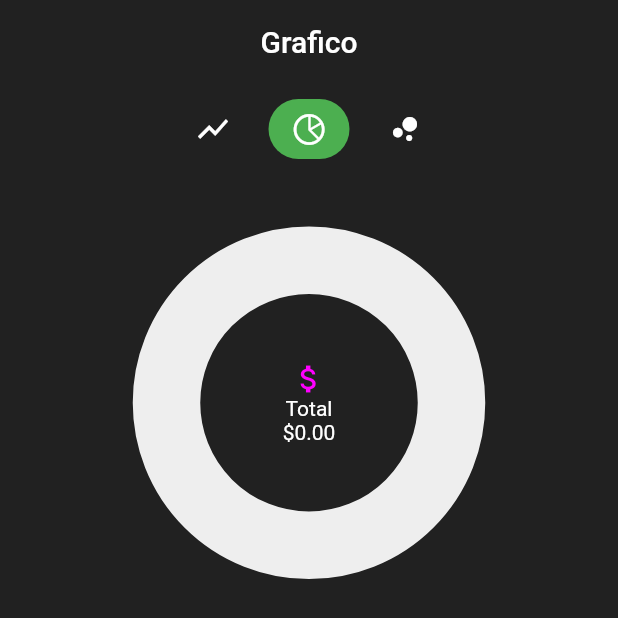
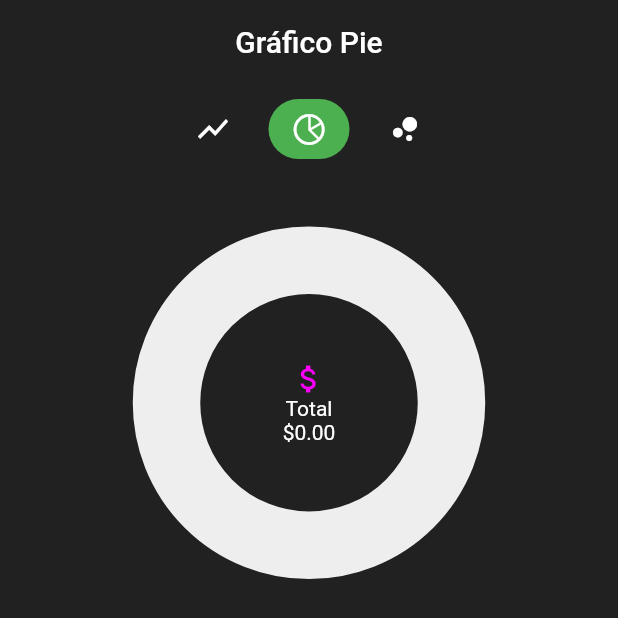
Before and after one commit to JesusZacarias/GastosAPP, a Flutter app: the screen it shows after launch, item 2 of the bottom bar chosen, on a phone screen of 412 x 824 dp, the top half of it. Run offline on Flutter 3.47's test engine with Material 2 defaults, Android fonts, the phone set to English and light mode, and no system bars; our stand-ins replace charts_flutter, flutter_slidable, flutter_speed_dial, fluttertoast, percent_indicator, sqflite; missing offline and left inert: flutter_material_color_picker; accounts and stored records are empty.

Commit message:
Listado por categorias. de talles por dia y por categoria

```diff
--- a/lib/main.dart
+++ b/lib/main.dart
@@ -1,5 +1,6 @@
 import 'package:exp_app/pages/add_expenses.dart';
 import 'package:exp_app/pages/categories_details.dart';
+import 'package:exp_app/pages/expenses_details.dart';
 import 'package:exp_app/pages/home_page.dart';
 import 'package:exp_app/providers/expenses_provider.dart';
 import 'package:exp_app/providers/ui_provider.dart';
@@ -62,6 +63,8 @@ class _MyAppState extends State<MyApp> {
         'home': (_) => const HomePage(),
         'add_expenses' : (_) => const AddExpenses(),
         'cat_details' : (_) => const CategoriesDetails(),
+        'exp_details' : (_) => const ExpensesDetails(),
+
       },
     );
   }
--- a/lib/pages/charts_page.dart
+++ b/lib/pages/charts_page.dart
@@ -1,21 +1,27 @@
+import 'package:exp_app/providers/ui_provider.dart';
 import 'package:exp_app/utils/constants.dart';
-import 'package:exp_app/widgets/charts_page_wt/chart_line.dart';
-import 'package:exp_app/widgets/charts_page_wt/chart_pie.dart';
-import 'package:exp_app/widgets/charts_page_wt/chart_scatterplot.dart';
 import 'package:exp_app/widgets/charts_page_wt/chart_selector.dart';
 import 'package:exp_app/widgets/charts_page_wt/chart_switch.dart';
+import 'package:exp_app/widgets/charts_page_wt/per_category_list.dart';
 import 'package:exp_app/widgets/charts_page_wt/per_day_list.dart';
 import 'package:flutter/material.dart';
+import 'package:provider/provider.dart';
 
 class ChartsPage extends StatelessWidget {
   const ChartsPage({super.key});
 
   @override
   Widget build(BuildContext context) {
+    final currentChart = context.watch<UIProvider>().selectedChart;
+    bool _isPerDay = false;
+    if(currentChart == 'Gráfico de Dispersión'
+    || currentChart == 'Gráfico Lineal') {
+      _isPerDay = true;
+    }
     return Scaffold(
       backgroundColor: Theme.of(context).primaryColorDark,
       appBar: AppBar(
-        title: Text('Grafico'),
+        title: Text(currentChart),
         centerTitle: true,
         elevation: 0.0,
       ),
@@ -51,7 +57,8 @@ class ChartsPage extends StatelessWidget {
               ),
             ),
           ),
-          const PerDayList(),
+          // const PerDayList(),
+           (_isPerDay) ? const PerDayList() : const PerCategoryList()
         ],
       ),
     );
```
Also changed, not shown: lib/pages/expenses_details.dart (+10 -2 lines), lib/widgets/charts_page_wt/per_category_list.dart (added, +33 -0 lines), lib/widgets/charts_page_wt/per_day_list.dart (+15 -8 lines), 4 other files.
